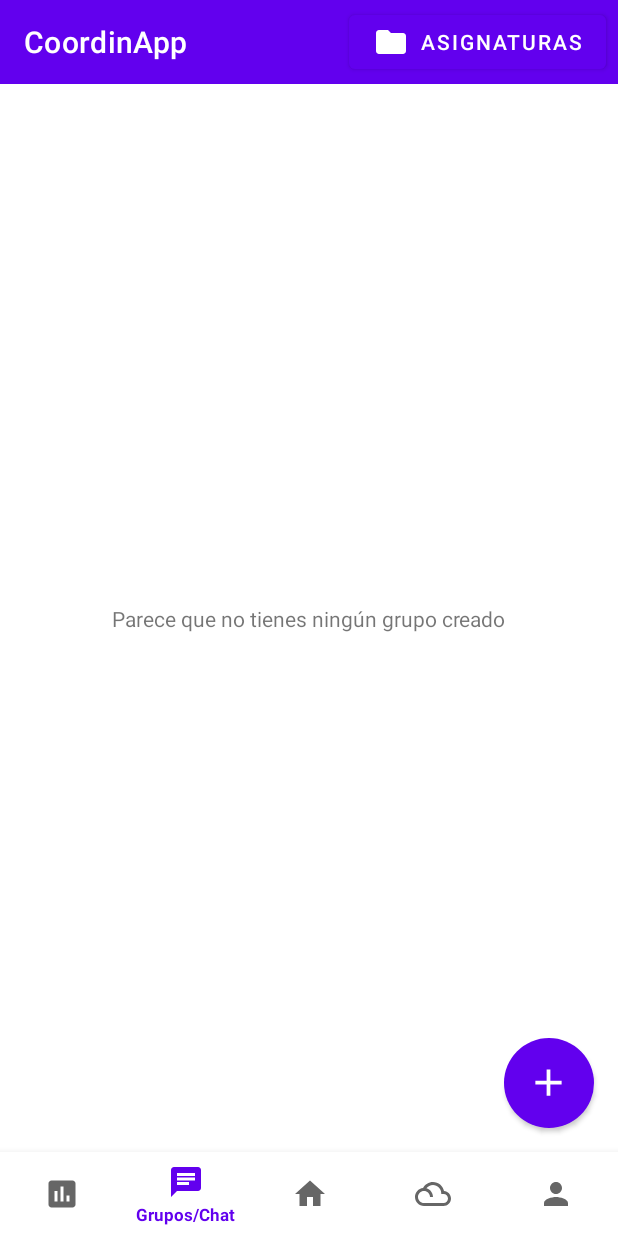
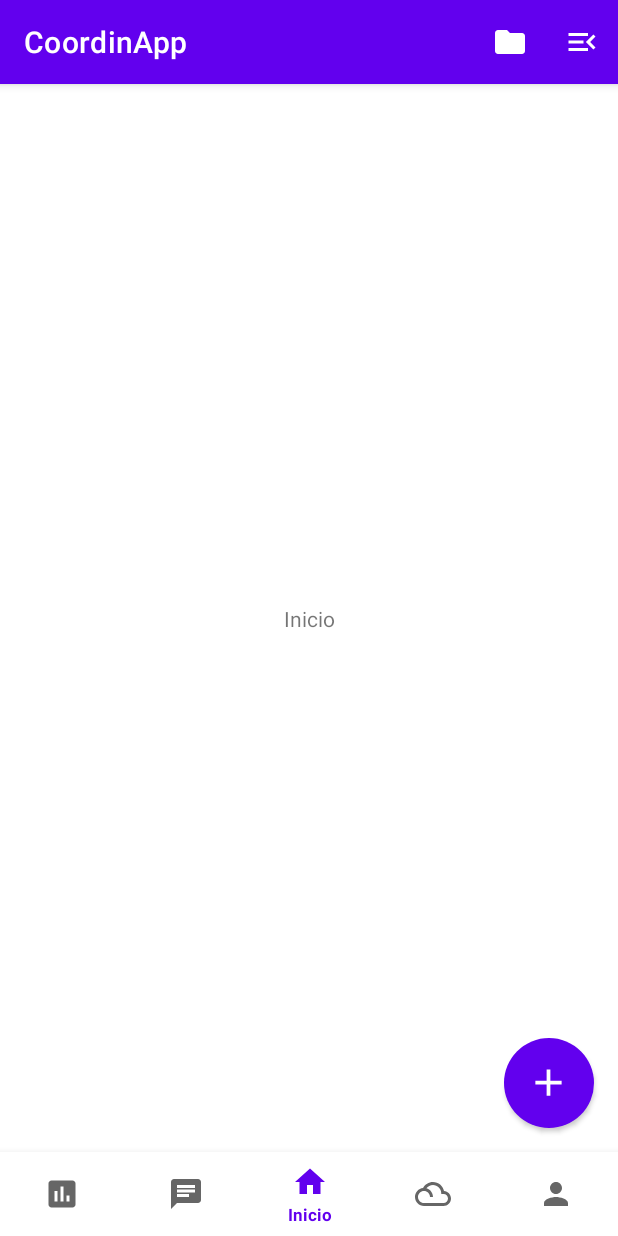
Before and after one commit to marmatsan/CoordinApp, an Android app: the screen it shows after launch (MainActivity before the commit, MainActivity_Student after it), on a phone screen of 412 x 824 dp. Run offline under Robolectric (Android 15) with nearby library versions, the light colour scheme and no system bars.

Commit message:
Starting to create admin (teacher) app

```diff
--- a/app/build.gradle
+++ b/app/build.gradle
@@ -34,6 +34,7 @@ dependencies {
     implementation 'androidx.appcompat:appcompat:1.2.0'
     implementation 'androidx.constraintlayout:constraintlayout:2.0.4'
     implementation 'androidx.legacy:legacy-support-v4:1.0.0'
+    implementation 'androidx.wear:wear:1.0.0'
     testImplementation 'junit:junit:4.13.1'
     androidTestImplementation 'androidx.test.ext:junit:1.1.2'
     androidTestImplementation 'androidx.test.espresso:espresso-core:3.3.0'
@@ -42,6 +43,7 @@ dependencies {
     implementation 'com.google.android.material:material:1.2.1' // Material Design
     implementation 'androidx.recyclerview:recyclerview:1.1.0' // Recyclerview
     implementation 'androidx.cardview:cardview:1.0.0' // Cardview
-    implementation 'androidx.viewpager2:viewpager2:1.0.0' // ViewPager2
+    implementation 'androidx.viewpager2:viewpager2:1.0.0'
+    compileOnly 'com.google.android.wearable:wearable:2.6.0'// ViewPager2
 
 }
--- a/app/src/main/java/com/elcazadordebaterias/coordinapp/activities/MainActivity.java
+++ /dev/null
@@ -1,88 +0,0 @@
-package com.elcazadordebaterias.coordinapp.activities;
-
-import androidx.appcompat.app.ActionBarDrawerToggle;
-import androidx.appcompat.app.AppCompatActivity;
-import androidx.appcompat.widget.ListPopupWindow;
-import androidx.appcompat.widget.Toolbar;
-import androidx.core.view.GravityCompat;
-import androidx.drawerlayout.widget.DrawerLayout;
-import androidx.fragment.app.Fragment;
-
-import android.os.Bundle;
-import android.widget.Button;
-
-import com.elcazadordebaterias.coordinapp.fragments.FilesFragment;
-import com.elcazadordebaterias.coordinapp.fragments.GroupsFragment;
-import com.elcazadordebaterias.coordinapp.fragments.HomeFragment;
-import com.elcazadordebaterias.coordinapp.fragments.InteractivityFragment;
-import com.elcazadordebaterias.coordinapp.fragments.ProfileFragment;
-import com.elcazadordebaterias.coordinapp.R;
-import com.elcazadordebaterias.coordinapp.adapters.ListPopupWindowAdapter;
-
-import com.elcazadordebaterias.coordinapp.utils.SubjectItem;
-import com.google.android.material.bottomnavigation.BottomNavigationView;
-
-import java.util.ArrayList;
-
-public class MainActivity extends AppCompatActivity {
-    private ListPopupWindow listPopupWindow;
-    private ArrayList<SubjectItem> mSubjectList;
-    private ListPopupWindowAdapter mListPopupWindowAdapter;
-
-    @Override
-    protected void onCreate(Bundle savedInstanceState) {
-        super.onCreate(savedInstanceState);
-        setContentView(R.layout.activity_main);
-
-        // Bottom navigation management
-        BottomNavigationView bottomNavigationView = findViewById(R.id.bottom_navigation_view);
-        bottomNavigationView.setOnNavigationItemSelectedListener(navListener);
-        bottomNavigationView.setSelectedItemId(R.id.nav_groups); // TODO: Cambiar a nav_home al finalizar desarrollo de Grupos (para que el primer fragment qye se abra al iniciar la aplicación sea home)
-
-        // Top App Bar management
-        Toolbar toolbar = findViewById(R.id.topAppBar);
-        setSupportActionBar(toolbar);
-
-        //ListPopupWindow (subject list)
-        mSubjectList = new ArrayList<SubjectItem>();
-        mSubjectList.add(new SubjectItem(R.drawable.ic_baseline_maths_24, "Matemáticas"));
-        mSubjectList.add(new SubjectItem(R.drawable.ic_baseline_literature_24, "Lengua"));
-
-        mListPopupWindowAdapter = new ListPopupWindowAdapter(this, mSubjectList);
-
-        listPopupWindow = new ListPopupWindow(this);
-        listPopupWindow.setWidth(600); //TODO: Change to something better (button.getWidth(), after the app has focus)
-
-        Button button = (Button) findViewById(R.id.popupButton);
-        listPopupWindow.setAnchorView(button);
-        listPopupWindow.setAdapter(mListPopupWindowAdapter);
-        listPopupWindow.setModal(true); //TODO: Better approach?
-
-        button.setOnClickListener(v -> {
-            listPopupWindow.show(); // TODO: Build the listPopupMenu, then show it
-        });
-    }
-
-    // Static interface to create the fragment associated with the pressed item on the BottomNavigationView
-    private final BottomNavigationView.OnNavigationItemSelectedListener navListener = item -> {
-        Fragment selectedFragment = null;
-
-        if (item.getItemId() == R.id.nav_interactivity) {
-            selectedFragment = new InteractivityFragment();
-        } else if (item.getItemId() == R.id.nav_groups) {
-            selectedFragment = new GroupsFragment();
-        } else if (item.getItemId() == R.id.nav_home) {
-            selectedFragment = new HomeFragment();
-        } else if (item.getItemId() == R.id.nav_files) {
-            selectedFragment = new FilesFragment();
-        } else if (item.getItemId() == R.id.nav_profile) {
-            selectedFragment = new ProfileFragment();
-        } else {
-            selectedFragment = new HomeFragment();
-        }
-
-        getSupportFragmentManager().beginTransaction().replace(R.id.fragment_container, selectedFragment).commit();
-
-        return true;
-    };
-}
--- /dev/null
+++ b/app/src/main/java/com/elcazadordebaterias/coordinapp/activities/MainActivity_Student.java
@@ -0,0 +1,139 @@
+package com.elcazadordebaterias.coordinapp.activities;
+
+import androidx.appcompat.app.AppCompatActivity;
+import androidx.appcompat.widget.ListPopupWindow;
+
+import androidx.appcompat.widget.Toolbar;
+import androidx.fragment.app.Fragment;
+
+import android.content.Intent;
+import android.os.Bundle;
+import android.util.Log;
+import android.view.Menu;
+import android.view.MenuInflater;
+import android.view.MenuItem;
+import android.view.View;
+import android.widget.AdapterView;
+
+import com.elcazadordebaterias.coordinapp.fragments.FilesFragment;
+import com.elcazadordebaterias.coordinapp.fragments.GroupsFragment;
+import com.elcazadordebaterias.coordinapp.fragments.HomeFragment;
+import com.elcazadordebaterias.coordinapp.fragments.InteractivityFragment;
+import com.elcazadordebaterias.coordinapp.fragments.ProfileFragment;
+import com.elcazadordebaterias.coordinapp.R;
+import com.elcazadordebaterias.coordinapp.adapters.ListPopupWindowAdapter;
+
+import com.elcazadordebaterias.coordinapp.utils.SubjectItem;
+import com.google.android.material.bottomnavigation.BottomNavigationView;
+
+import java.util.ArrayList;
+
+public class MainActivity_Student extends AppCompatActivity {
+    private ListPopupWindow listPopupWindow;
+    private ArrayList<SubjectItem> mSubjectList;
+    private ListPopupWindowAdapter mListPopupWindowAdapter;
+
+    //TODO: 06-01-2021 This is just for developement (remove later). We choose what type of application we want to show (student:user or teacher:admin)
+    private ListPopupWindow listPopupWindowUserType;
+    private ArrayList<SubjectItem> chooseUserType;
+    private ListPopupWindowAdapter chooseUserTypeAdapter;
+
+    @Override
+    protected void onCreate(Bundle savedInstanceState) {
+        super.onCreate(savedInstanceState);
+        setContentView(R.layout.activity_main_student);
+
+        // Bottom navigation management
+        BottomNavigationView bottomNavigationView = findViewById(R.id.bottom_navigation_view);
+        bottomNavigationView.setOnNavigationItemSelectedListener(navListener);
+        bottomNavigationView.setSelectedItemId(R.id.nav_student_home); // TODO: Cambiar a nav_home al finalizar desarrollo de Grupos (para que el primer fragment que se abra al iniciar la aplicación sea home)
+
+        // Top App Bar management
+        Toolbar toolbar = findViewById(R.id.topAppBar);
+        setSupportActionBar(toolbar); // TODO: No sale ning
+
+        //ListPopupWindow (subject list)
+        mSubjectList = new ArrayList<SubjectItem>();
+        mSubjectList.add(new SubjectItem(R.drawable.ic_baseline_maths_24, "Matemáticas"));
+        mSubjectList.add(new SubjectItem(R.drawable.ic_baseline_literature_24, "Lengua"));
+
+        mListPopupWindowAdapter = new ListPopupWindowAdapter(this, mSubjectList);
+
+        listPopupWindow = new ListPopupWindow(this);
+        listPopupWindow.setWidth(600); //TODO: Change to something better (button.getWidth(), after the app has focus)
+
+        listPopupWindow.setAnchorView(findViewById(R.id.action_subjects));
+        listPopupWindow.setAdapter(mListPopupWindowAdapter);
+        listPopupWindow.setModal(true); //TODO: Better approach?
+
+        /*
+         * TODO: Listpopupwindow to choose what type of application we want to show (student:user or teacher:admin). Remove later
+         */
+        chooseUserType = new ArrayList<SubjectItem>();
+        chooseUserType.add(new SubjectItem(R.drawable.ic_baseline_person_24, "Alumno"));
+        chooseUserType.add(new SubjectItem(R.drawable.ic_baseline_account_box_24, "Profesor"));
+
+        chooseUserTypeAdapter = new ListPopupWindowAdapter(this, chooseUserType);
+
+        listPopupWindowUserType = new ListPopupWindow(this);
+        listPopupWindowUserType.setWidth(600);
+
+        listPopupWindowUserType.setAnchorView(findViewById(R.id.action_settings));
+        listPopupWindowUserType.setAdapter(chooseUserTypeAdapter);
+        listPopupWindowUserType.setModal(true);
+
+        listPopupWindowUserType.setOnItemClickListener(new AdapterView.OnItemClickListener() {
+            @Override
+            public void onItemClick(AdapterView<?> parent, View view, int position, long id) {
+                SubjectItem chosenItem = (SubjectItem) parent.getItemAtPosition(position);
+                if (chosenItem!= null && chosenItem.getSubjectName().equals("Profesor")){
+                    Intent intent = new Intent(view.getContext(), MainActivity_Teacher.class);
+                    startActivity(intent); // TODO: 06-01-2021 Return to student app from teacher app
+                }
+            }
+        });
+    }
+
+    // Menu
+    @Override
+    public boolean onCreateOptionsMenu(Menu menu) {
+        MenuInflater inflater = getMenuInflater();
+        inflater.inflate(R.menu.topappbar_menu, menu);
+        return true;
+    }
+
+    @Override
+    public boolean onOptionsItemSelected(MenuItem item) {
+        if (item.getItemId() == R.id.action_subjects) {
+            listPopupWindow.show(); // TODO: Build the listPopupMenu, then show it
+        } else if (item.getItemId() == R.id.action_settings) {
+            listPopupWindowUserType.show();
+        } else {
+            return super.onOptionsItemSelected(item);
+        }
+        return true;
+    }
+
+    // Static interface to create the fragment associated with the pressed item on the BottomNavigationView
+    private final BottomNavigationView.OnNavigationItemSelectedListener navListener = item -> {
+        Fragment selectedFragment = null;
+
+        if (item.getItemId() == R.id.nav_student_interactivity) {
+            selectedFragment = new InteractivityFragment();
+        } else if (item.getItemId() == R.id.nav_student_groups) {
+            selectedFragment = new GroupsFragment();
+        } else if (item.getItemId() == R.id.nav_student_home) {
+            selectedFragment = new HomeFragment();
+        } else if (item.getItemId() == R.id.nav_student_files) {
+            selectedFragment = new FilesFragment();
+        } else if (item.getItemId() == R.id.nav_student_profile) {
+            selectedFragment = new ProfileFragment();
+        } else {
+            selectedFragment = new HomeFragment();
+        }
+
+        getSupportFragmentManager().beginTransaction().replace(R.id.fragment_container_student, selectedFragment).commit();
+
+        return true;
+    };
+}
--- /dev/null
+++ b/app/src/main/res/drawable/ic_baseline_account_box_24.xml
@@ -0,0 +1,10 @@
+<vector xmlns:android="http://schemas.android.com/apk/res/android"
+    android:width="24dp"
+    android:height="24dp"
+    android:viewportWidth="24"
+    android:viewportHeight="24"
+    android:tint="?attr/colorControlNormal">
+  <path
+      android:fillColor="@android:color/white"
+      android:pathData="M3,5v14c0,1.1 0.89,2 2,2h14c1.1,0 2,-0.9 2,-2L21,5c0,-1.1 -0.9,-2 -2,-2L5,3c-1.11,0 -2,0.9 -2,2zM15,9c0,1.66 -1.34,3 -3,3s-3,-1.34 -3,-3 1.34,-3 3,-3 3,1.34 3,3zM6,17c0,-2 4,-3.1 6,-3.1s6,1.1 6,3.1v1L6,18v-1z"/>
+</vector>
--- /dev/null
+++ b/app/src/main/res/drawable/ic_baseline_menu_open_24.xml
@@ -0,0 +1,10 @@
+<vector xmlns:android="http://schemas.android.com/apk/res/android"
+    android:width="24dp"
+    android:height="24dp"
+    android:viewportWidth="24"
+    android:viewportHeight="24"
+    android:tint="?attr/colorControlNormal">
+  <path
+      android:fillColor="@android:color/white"
+      android:pathData="M3,18h13v-2L3,16v2zM3,13h10v-2L3,11v2zM3,6v2h13L16,6L3,6zM21,15.59L17.42,12 21,8.41 19.59,7l-5,5 5,5L21,15.59z"/>
+</vector>
--- /dev/null
+++ b/app/src/main/res/drawable/ic_baseline_person_24.xml
@@ -0,0 +1,10 @@
+<vector xmlns:android="http://schemas.android.com/apk/res/android"
+    android:width="24dp"
+    android:height="24dp"
+    android:viewportWidth="24"
+    android:viewportHeight="24"
+    android:tint="?attr/colorControlNormal">
+  <path
+      android:fillColor="@android:color/white"
+      android:pathData="M12,12c2.21,0 4,-1.79 4,-4s-1.79,-4 -4,-4 -4,1.79 -4,4 1.79,4 4,4zM12,14c-2.67,0 -8,1.34 -8,4v2h16v-2c0,-2.66 -5.33,-4 -8,-4z"/>
+</vector>
--- a/app/src/main/res/layout/activity_main.xml
+++ b/app/src/main/res/layout/activity_main_student.xml
@@ -2,46 +2,27 @@
 <androidx.constraintlayout.widget.ConstraintLayout xmlns:android="http://schemas.android.com/apk/res/android"
     xmlns:app="http://schemas.android.com/apk/res-auto"
     xmlns:tools="http://schemas.android.com/tools"
-    android:id="@+id/drawer_layout"
     android:layout_width="match_parent"
     android:layout_height="match_parent"
     android:fitsSystemWindows="true"
-    tools:context=".activities.MainActivity">
+    tools:context=".activities.MainActivity_Student">
 
-    <androidx.coordinatorlayout.widget.CoordinatorLayout
-        android:id="@+id/coordinatorLayout"
-        android:layout_width="match_parent"
-        android:layout_height="wrap_content"
+    <include
+        android:id="@+id/topAppBar"
+        layout="@layout/topappbar"
         app:layout_constraintBottom_toTopOf="@+id/fragment_container"
         app:layout_constraintEnd_toEndOf="parent"
         app:layout_constraintStart_toStartOf="parent"
-        app:layout_constraintTop_toTopOf="parent">
-
-        <com.google.android.material.appbar.AppBarLayout
-            android:id="@+id/appBarLayout"
-            android:layout_width="match_parent"
-            android:layout_height="wrap_content"
-            app:layout_constraintBottom_toTopOf="@+id/fragment_container"
-            app:layout_constraintEnd_toEndOf="parent"
-            app:layout_constraintStart_toStartOf="parent"
-            app:layout_constraintTop_toTopOf="parent">
-
-            <include
-                android:id="@+id/topAppBar"
-                layout="@layout/topappbar" />
-
-        </com.google.android.material.appbar.AppBarLayout>
-
-    </androidx.coordinatorlayout.widget.CoordinatorLayout>
+        app:layout_constraintTop_toTopOf="parent" />
 
     <FrameLayout
-        android:id="@+id/fragment_container"
+        android:id="@+id/fragment_container_student"
         android:layout_width="match_parent"
         android:layout_height="0dp"
         app:layout_constraintBottom_toTopOf="@+id/bottom_navigation_view"
         app:layout_constraintEnd_toEndOf="parent"
         app:layout_constraintStart_toStartOf="parent"
-        app:layout_constraintTop_toBottomOf="@+id/coordinatorLayout" />
+        app:layout_constraintTop_toBottomOf="@+id/topAppBar" />
 
     <com.google.android.material.bottomnavigation.BottomNavigationView
         android:id="@+id/bottom_navigation_view"
@@ -52,7 +33,7 @@
         app:layout_constraintBottom_toBottomOf="parent"
         app:layout_constraintEnd_toEndOf="parent"
         app:layout_constraintStart_toStartOf="parent"
-        app:layout_constraintTop_toBottomOf="@+id/fragment_container"
-        app:menu="@menu/bottomnavigation_menu" />
+        app:layout_constraintTop_toBottomOf="@+id/fragment_container_student"
+        app:menu="@menu/bottomnavigation_student_menu" />
 
 </androidx.constraintlayout.widget.ConstraintLayout>
--- a/app/src/main/res/layout/topappbar.xml
+++ b/app/src/main/res/layout/topappbar.xml
@@ -4,16 +4,8 @@
     style="@style/Widget.MaterialComponents.Toolbar.Primary"
     android:layout_width="match_parent"
     android:layout_height="?attr/actionBarSize"
-    android:elevation="4dp"
+    app:elevation = "10dp"
+    app:menu="@menu/topappbar_menu"
     app:title="@string/app_name">
 
-    <com.google.android.material.button.MaterialButton
-        android:id="@+id/popupButton"
-        android:layout_width="wrap_content"
-        android:layout_height="wrap_content"
-        android:layout_gravity="end"
-        android:layout_marginEnd="8dp"
-        android:text="@string/asignaturas"
-        app:icon="@drawable/ic_baseline_folder_24" />
-
 </com.google.android.material.appbar.MaterialToolbar>
--- a/app/src/main/res/menu/bottomnavigation_menu.xml
+++ b/app/src/main/res/menu/bottomnavigation_student_menu.xml
@@ -1,30 +1,30 @@
 <?xml version="1.0" encoding="utf-8"?>
 <menu xmlns:android="http://schemas.android.com/apk/res/android">
     <item
-        android:id="@+id/nav_interactivity"
+        android:id="@+id/nav_student_interactivity"
         android:enabled="true"
         android:icon="@drawable/ic_baseline_poll_24"
         android:title="@string/Interactividad" />
     <item
-        android:id="@+id/nav_groups"
+        android:id="@+id/nav_student_groups"
         android:enabled="true"
         android:icon="@drawable/ic_baseline_chat_24"
         android:title="@string/Grupos_Chat" />
 
     <item
-        android:id="@+id/nav_home"
+        android:id="@+id/nav_student_home"
         android:enabled="true"
         android:icon="@drawable/ic_baseline_home_24"
         android:title="@string/Inicio" />
 
     <item
-        android:id="@+id/nav_files"
+        android:id="@+id/nav_student_files"
         android:enabled="true"
         android:icon="@drawable/ic_baseline_filter_drama_24"
         android:title="@string/Archivos" />
 
     <item
-        android:id="@+id/nav_profile"
+        android:id="@+id/nav_student_profile"
         android:enabled="true"
         android:icon="@drawable/ic_baseline_person_24"
         android:title="@string/Perfil" />
--- /dev/null
+++ b/app/src/main/res/menu/topappbar_menu.xml
@@ -0,0 +1,16 @@
+<?xml version="1.0" encoding="utf-8"?>
+<menu xmlns:android="http://schemas.android.com/apk/res/android"
+    xmlns:app="http://schemas.android.com/apk/res-auto">
+
+    <item
+        android:id="@+id/action_subjects"
+        android:icon="@drawable/ic_baseline_folder_24"
+        android:title="@string/action_subjects"
+        app:showAsAction="ifRoom"/>
+
+    <item android:id="@+id/action_settings"
+        android:icon="@drawable/ic_baseline_menu_open_24"
+        android:title="@string/action_settings"
+        app:showAsAction="always"/>
+
+</menu>
--- /dev/null
+++ b/app/src/main/res/values-round/strings.xml
@@ -0,0 +1,3 @@
+<resources>
+    <string name="hello_world">Hello Round World!</string>
+</resources>
--- a/app/src/main/res/values/strings.xml
+++ b/app/src/main/res/values/strings.xml
@@ -21,4 +21,13 @@
 
     <string name="navigation_drawer_open">Open navigation drawer</string>
     <string name="navigation_drawer_close">Close navigation drawer</string>
+    <string name="action_subjects">action_subjects</string>
+    <string name="action_settings">action_settings</string>
+    <string name="title_activity_main__teacher">MainActivity_Teacher</string>
+    <!--
+    This string is used for square devices and overridden by hello_world in
+    values-round/strings.xml for round devices.
+    -->
+    <string name="hello_world">Hello Square World!</string>
+    <string name="administraci_n">Administración</string>
 </resources>
```
Also changed, not shown: app/src/main/AndroidManifest.xml (+10 -1 lines), app/src/main/java/com/elcazadordebaterias/coordinapp/activities/MainActivity_Teacher.java (added, +17 -0 lines), app/src/main/res/drawable/ic_baseline_settings_applications_24.xml (added, +10 -0 lines), app/src/main/res/layout/activity_main_teacher.xml (added, +39 -0 lines), app/src/main/res/menu/bottomnavigation_teacher_menu.xml (added, +31 -0 lines), app/src/main/res/values/dimens.xml (added, +15 -0 lines).
